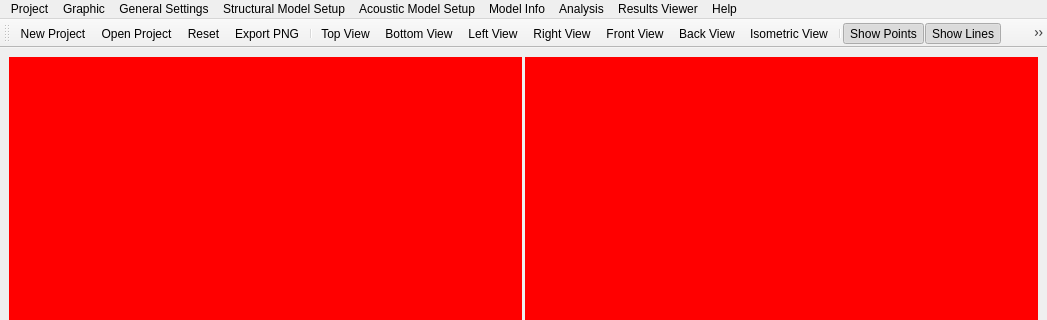
Old version of the form pulse/interface/ui_files/main_window.ui in the repository open-pulse/OpenPulse; both pictures show x 0 to 1047 and y 0 to 320 of the 1047 by 681 pixel window.
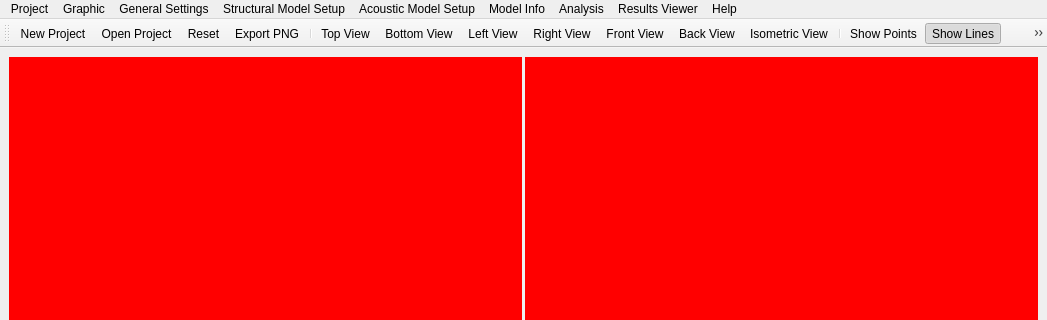
New version of the form. Icons and pictures are not drawn.

Commit message: update selection behaviour

The edit to the form file:
```diff
--- a/pulse/interface/ui_files/main_window.ui
+++ b/pulse/interface/ui_files/main_window.ui
@@ -255,8 +255,10 @@
    <addaction name="action_show_points"/>
    <addaction name="action_show_lines"/>
    <addaction name="action_show_tubes"/>
+   <addaction name="action_show_transparent"/>
    <addaction name="action_show_symbols"/>
    <addaction name="separator"/>
+   <addaction name="action_select_elements"/>
    <addaction name="action_hide_selection"/>
    <addaction name="action_unhide_all"/>
   </widget>
@@ -758,7 +760,7 @@
     <bool>true</bool>
    </property>
    <property name="checked">
-    <bool>true</bool>
+    <bool>false</bool>
    </property>
    <property name="icon">
     <iconset>
@@ -850,6 +852,32 @@
     <string>Remove themes</string>
    </property>
   </action>
+  <action name="action_show_transparent">
+   <property name="checkable">
+    <bool>true</bool>
+   </property>
+   <property name="checked">
+    <bool>false</bool>
+   </property>
+   <property name="icon">
+    <iconset>
+     <normaloff>../../../data/icons/mesh.png</normaloff>../../../data/icons/mesh.png</iconset>
+   </property>
+   <property name="text">
+    <string>Show Transparent</string>
+   </property>
+  </action>
+  <action name="action_select_elements">
+   <property name="checkable">
+    <bool>true</bool>
+   </property>
+   <property name="text">
+    <string>Selection to Elements</string>
+   </property>
+   <property name="toolTip">
+    <string>Selection to Elements</string>
+   </property>
+  </action>
  </widget>
  <resources/>
  <connections/>
```
Left out of the diff: 2 changed lines with no effect on the pictures. The commit also changes 3 other files.
